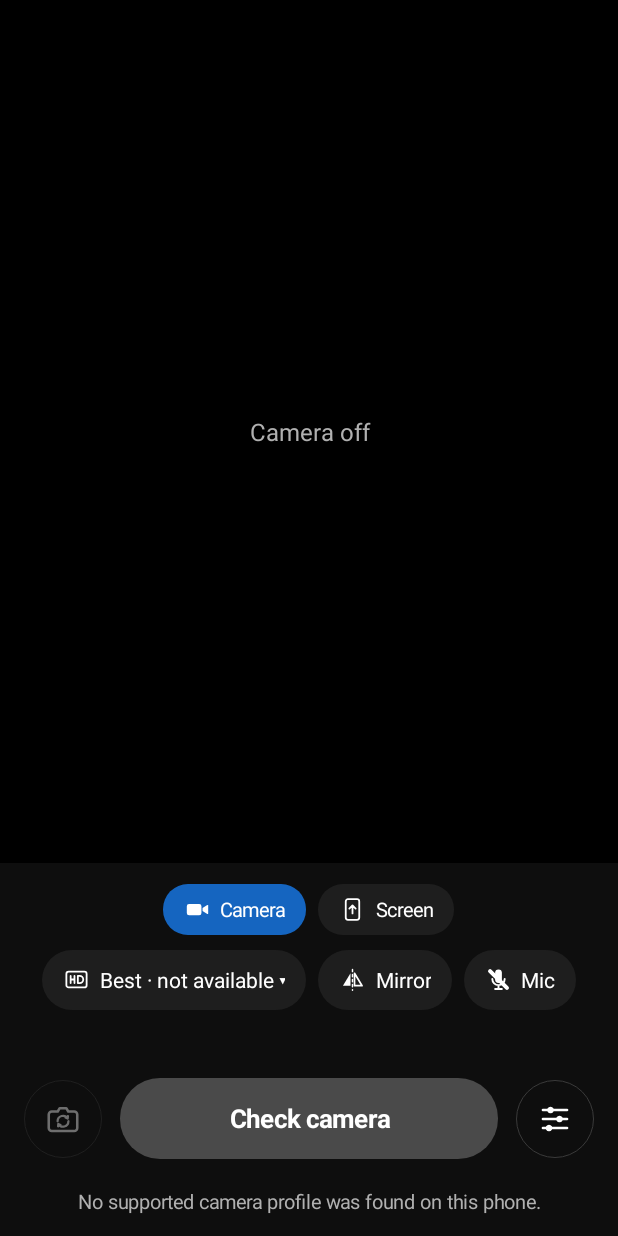
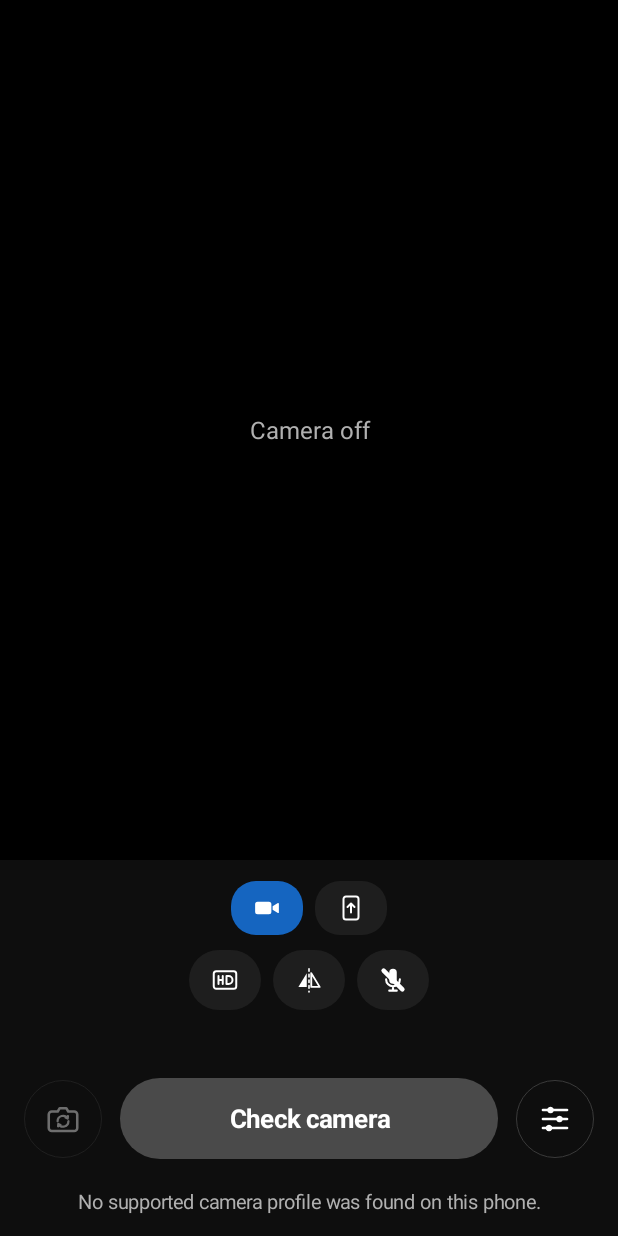
Before and after one commit to VaraKare/phonecam-obs, an Android app: the screen it shows after launch (MainActivity), on a phone screen of 412 x 824 dp. Run offline under Robolectric (Android 15) with nearby library versions, the phone set to English and light mode, and no system bars.

Commit message:
OBS Phone section compact (camera and quality lists, torch and mirror tick boxes, Stop); phone chips icon-only with long-press names and a 'What the buttons do' page; fix: Stop shuts the USB link down so OBS sees the end

```diff
--- a/app/src/main/java/dev/phonecam/obs/LiveTransport.kt
+++ b/app/src/main/java/dev/phonecam/obs/LiveTransport.kt
@@ -283,7 +283,9 @@ class LiveTransport(private val token: String, private val connected: (String) -
     }
     fun close() {
         closed = true
-        runCatching { socket?.close() }; stopListening(); active?.close()
+        // Shut the connection down before closing it: closing first leaves it open in the kernel while the command
+        // reader is blocked on it, so OBS saw no end and said "video stalled" (21 Nov).
+        active?.close(); runCatching { socket?.close() }; stopListening()
         synchronized(signal) { signal.notifyAll() }
         watchdog.shutdownNow()
     }
--- a/app/src/main/java/dev/phonecam/obs/MainActivity.kt
+++ b/app/src/main/java/dev/phonecam/obs/MainActivity.kt
@@ -158,8 +158,13 @@ class MainActivity : Activity() {
     private fun dp(value: Int) = (value * resources.displayMetrics.density).toInt()
     /** A small white icon before a chip's words (icons drawn for PhoneCam, like the switch-camera one). */
     private fun TextView.icon(res: Int) {
-        val drawable = getDrawable(res)?.mutate()?.apply { setTint(Color.WHITE); setBounds(0, 0, dp(18), dp(18)) }
-        setCompoundDrawablesRelative(drawable, null, null, null); compoundDrawablePadding = dp(6)
+        val drawable = getDrawable(res)?.mutate()?.apply { setTint(Color.WHITE); setBounds(0, 0, dp(20), dp(20)) }
+        setCompoundDrawablesRelative(drawable, null, null, null); compoundDrawablePadding = if (text.isNullOrEmpty()) 0 else dp(6)
+    }
+    /** An icon-only chip: what it does is in its description (screen readers) and shows on a long press. */
+    private fun TextView.iconOnly(res: Int, label: String) {
+        text = ""; icon(res); contentDescription = label; tooltipText = label
+        setPadding(dp(14), dp(8), dp(14), dp(8))
     }
     private fun rounded(color: Int, radius: Int = 10) = GradientDrawable().apply { setColor(color); cornerRadius = dp(radius).toFloat() }
     private fun chip(gravity: Int) = TextView(this).apply {
@@ -217,9 +222,10 @@ class MainActivity : Activity() {
         qualityChip = pill { chooseQuality() }
         mirrorChip = pill { toggleMirror() }
         micChip = pill { toggleMic() }
-        cameraModeChip = pill { chooseSource(false) }.apply { text = "Camera"; textSize = 13f; minHeight = dp(34); icon(R.drawable.ic_videocam); contentDescription = "Send the camera" }
-        screenModeChip = pill { chooseSource(true) }.apply { text = "Screen"; textSize = 13f; minHeight = dp(34); icon(R.drawable.ic_screen_share); contentDescription = "Share the phone screen" }
-        qualityChip.icon(R.drawable.ic_quality); mirrorChip.icon(R.drawable.ic_mirror)
+        cameraModeChip = pill { chooseSource(false) }.apply { minHeight = dp(36); iconOnly(R.drawable.ic_videocam, "Camera: send the phone camera") }
+        screenModeChip = pill { chooseSource(true) }.apply { minHeight = dp(36); iconOnly(R.drawable.ic_screen_share, "Screen: share the phone screen") }
+        qualityChip.iconOnly(R.drawable.ic_quality, "Quality")
+        mirrorChip.iconOnly(R.drawable.ic_mirror, "Mirror in OBS")
         panel.addView(LinearLayout(this).apply {
             orientation = LinearLayout.HORIZONTAL; gravity = Gravity.CENTER; setPadding(0, 0, 0, dp(10))
             addView(cameraModeChip); addView(screenModeChip, LinearLayout.LayoutParams(ViewGroup.LayoutParams.WRAP_CONTENT, ViewGroup.LayoutParams.WRAP_CONTENT).apply { marginStart = dp(8) })
@@ -242,6 +248,7 @@ class MainActivity : Activity() {
         }
         switchButton = round(R.drawable.ic_switch_camera, "Switch camera") { switchCamera() }
         settingsButton = round(R.drawable.ic_tune, "Settings") { openSettings() }
+        switchButton.tooltipText = "Switch camera"; settingsButton.tooltipText = "Settings"
         startButton = Button(this).apply {
             textSize = 17f; isAllCaps = false; typeface = Typeface.DEFAULT_BOLD; stateListAnimator = null
             setOnClickListener { onStartPressed() }
@@ -356,11 +363,11 @@ class MainActivity : Activity() {
         switchButton.alpha = if (switchButton.isEnabled) 1f else 0.4f
         switchButton.contentDescription = if (next != null) "Switch to the $next camera" else "Only one camera"
         val profile = selected()
-        qualityChip.text = "${choice.label.substringBefore(" (")} · ${profile?.let { Quality.short(it) } ?: "not available"} ▾"
+        qualityChip.tooltipText = "Quality: ${choice.label}"
         qualityChip.background = rounded(0xFF1E1E1E.toInt(), 20)
         qualityChip.contentDescription = "Quality: ${choice.label}. Tap to change"
         val mirror = cameraId?.let { prefs.getBoolean("ctl.$it.mirror", false) } ?: false
-        mirrorChip.text = "Mirror"
+
         mirrorChip.background = rounded(if (mirror) BLUE else 0xFF1E1E1E.toInt(), 20)
         mirrorChip.contentDescription = "Mirror the picture in OBS, ${if (mirror) "on" else "off"}"
         val screen = screenMode
@@ -370,15 +377,14 @@ class MainActivity : Activity() {
         qualityChip.visibility = if (screen) View.GONE else View.VISIBLE
         mirrorChip.visibility = if (screen) View.GONE else View.VISIBLE
         if (screen) { switchButton.isEnabled = false; switchButton.alpha = 0.4f }
-        micChip.text = "Mic"
-        micChip.icon(if (micOn) R.drawable.ic_mic else R.drawable.ic_mic_off)
+        micChip.iconOnly(if (micOn) R.drawable.ic_mic else R.drawable.ic_mic_off, "Phone microphone ${if (micOn) "on" else "off"}")
         micChip.background = rounded(if (micOn) BLUE else 0xFF1E1E1E.toInt(), 20)
         micChip.contentDescription = "Phone microphone to OBS, ${if (micOn) "on" else "off"}"
         detail.text = when {
             screenMode -> "Phone screen to OBS · up to 1080p · Android asks before sharing"
             options.isEmpty() -> ""
             profile == null -> "$name camera: this quality isn't available. Choose another."
-            else -> "$name camera · ${Quality.describe(profile).substringAfter(" · ")}" + if (highQuality && profile.highQuality) " · sharpening" else ""
+            else -> "${choice.label.substringBefore(" (")} · $name camera · ${Quality.describe(profile).substringAfter(" · ")}" + if (highQuality && profile.highQuality) " · sharpening" else ""
         }
         settingsButton.isEnabled = !switching; settingsButton.alpha = if (switching) 0.4f else 1f
         fun button(label: String, fill: Int, text: Int, enabled: Boolean) {
@@ -627,7 +633,7 @@ class MainActivity : Activity() {
         val text = buildString {
             if (p != null && !screenLive) {
                 append("camera=").append(Quality.cameras(options).firstOrNull { it.first == p.cameraId }?.second.orEmpty()).append('\n')
-                append("cameras=").append(Quality.cameras(options).size).append('\n')
+                append("cameras=").append(Quality.cameras(options).joinToString(",") { it.second }).append('\n')
                 append("torch=").append(if (abilities?.torch != true) "none" else if (controls.torch) "on" else "off").append('\n')
                 append("mirror=").append(if (controls.mirror) "on" else "off").append('\n')
             }
@@ -649,7 +655,13 @@ class MainActivity : Activity() {
         val verb = command.substringBefore(' ').trim(); val arg = command.substringAfter(' ', "").trim()
         if (screenLive && verb != "stop") return  // camera controls don't apply to the screen
         when (verb) {
-            "camera" -> if (live != null && !switching) switchCamera()
+            "camera" -> if (live != null && !switching) {
+                val cameras = Quality.cameras(options)
+                // "camera next", or a camera by its name ("camera Front") from OBS's list.
+                val target = if (arg == "next") null else cameras.firstOrNull { it.second.equals(arg, ignoreCase = true) } ?: return
+                if (target == null) switchCamera()
+                else if (target.first != cameraId) { cameraId = target.first; feedback.play(Feedback.Event.TICK, switchButton); refresh(); restartLive() }
+            }
             "quality" -> qualityChoices().firstOrNull { shortQuality(it).equals(arg, ignoreCase = true) }?.let { q ->
                 if (q == choice || switching) return
                 choice = q; refresh()
```
Also changed, not shown: app/src/main/java/dev/phonecam/obs/SettingsActivity.kt (+23 -0 lines), 1 other file.
